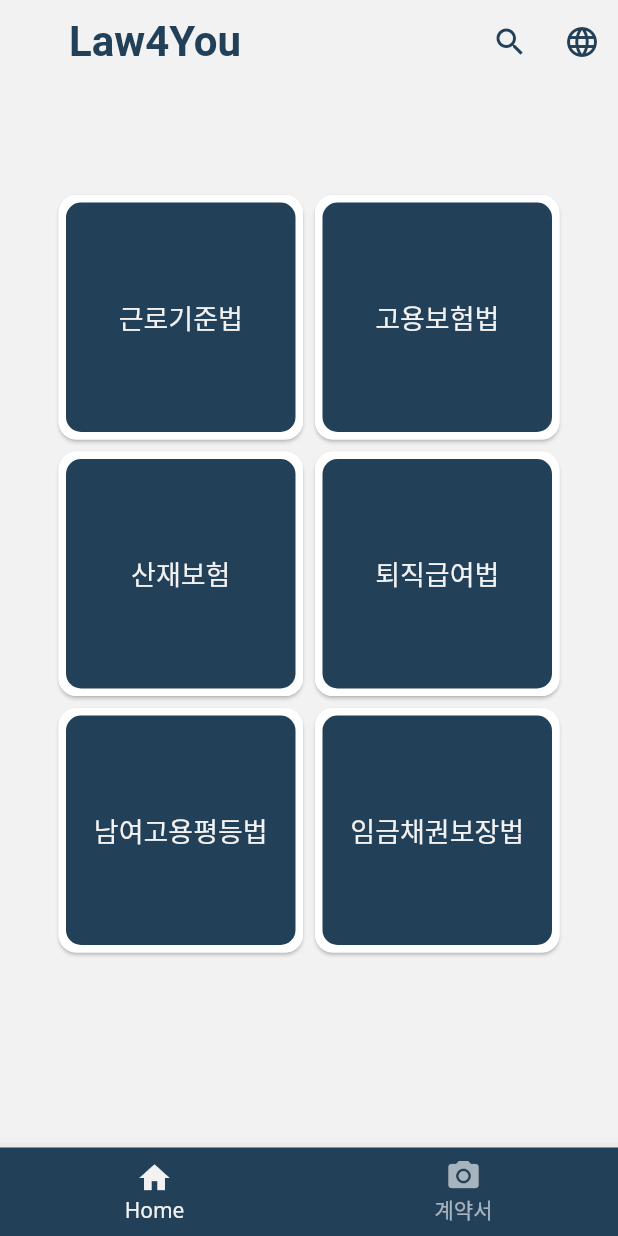
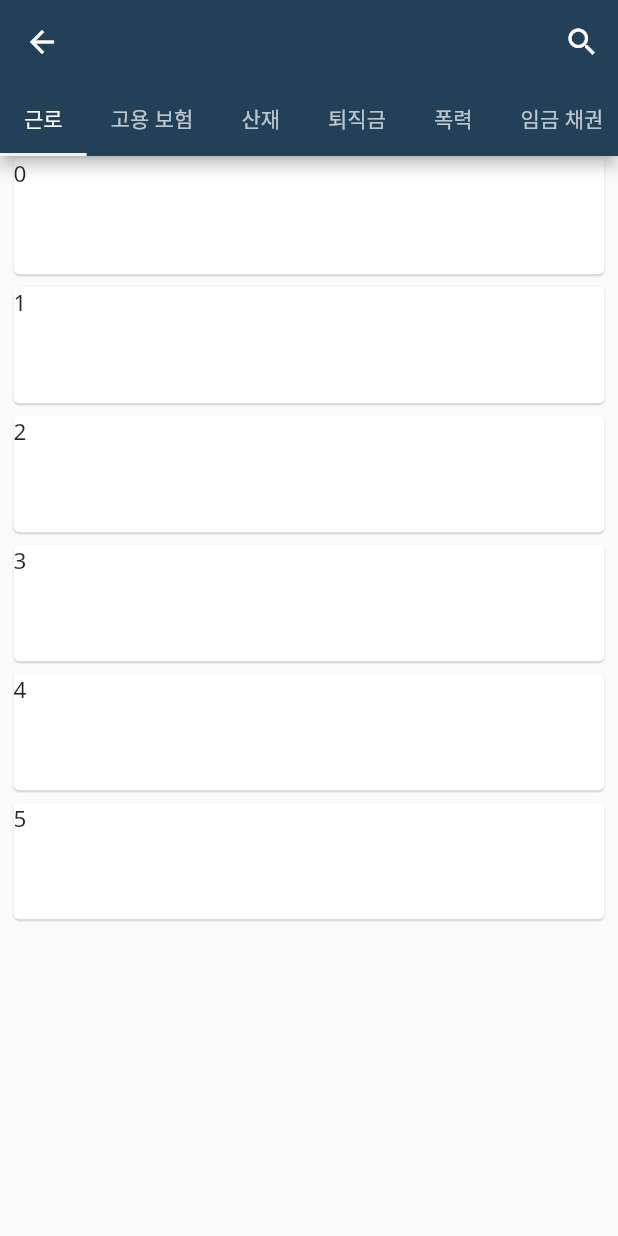
Before and after one commit to GDSC-SWU/2023-MigrantLaw-SolutionChallenge, a Flutter app: the screen it shows after launch, after a tap on "근로기준법", on a phone screen of 412 x 824 dp. Run offline on Flutter 3.47's test engine with Material 2 defaults, Android fonts, the phone set to English and light mode, and no system bars.

Commit message:
feat: 홈에서 세부 페이지로 네비게이션 완료 + 탭바 완성 + 어떤 리스트인지 디자인 완료 + 서치바 아이콘 생성함

```diff
--- /dev/null
+++ b/frontend/lib/home/screen/home_detail_page.dart
@@ -0,0 +1,90 @@
+import 'package:flutter/material.dart';
+import 'package:migrant_law_solutionchallenge/const/color.dart';
+
+const List<Tab> tabs = <Tab>[
+  Tab(text: '근로'),
+  Tab(text: '고용 보험'),
+  Tab(text: '산재'),
+  Tab(text: '퇴직금'),
+  Tab(text: '폭력'),
+  Tab(text: '임금 채권'),
+];
+
+class HomeDetailPage extends StatefulWidget {
+  const HomeDetailPage({Key? key}) : super(key: key);
+
+  @override
+  State<HomeDetailPage> createState() => _HomeDetailPageState();
+}
+
+class _HomeDetailPageState extends State<HomeDetailPage> {
+  @override
+  Widget build(BuildContext context) {
+    return DefaultTabController(
+      length: tabs.length,
+      child: Builder(builder: (BuildContext context) {
+        final TabController tabController = DefaultTabController.of(context);
+        tabController.addListener(() {
+          if (!tabController.indexIsChanging) {
+            // Your code goes here.
+            // To get index of current tab use tabController.index
+          }
+        });
+        return Scaffold(
+          appBar: AppBar(
+            centerTitle: true,
+            backgroundColor: PRIMARY_COLOR,
+            actions: [
+              IconButton(
+                onPressed: () {
+
+                },
+                icon: Icon(Icons.search),
+              )
+            ],
+            bottom: const TabBar(
+              indicatorColor: BODY_TEXT_COLOR,
+              isScrollable: true,
+              tabs: tabs,
+            ),
+          ),
+          body: TabBarView(
+            children: tabs.map((Tab tab) {
+              return Padding(
+                  padding: const EdgeInsets.symmetric(horizontal: 8.0),
+                  child: ListView.builder(
+                    itemCount: tabs.length,
+                    itemBuilder: (context, position) {
+                      return Padding(
+                        padding: const EdgeInsets.only(bottom: 6.0),
+                        child: InkWell(
+                          onTap: () {
+                            print(position);
+                          },
+                          child: Container(
+                            height: 80,
+                            decoration: BoxDecoration(
+                                borderRadius: BorderRadius.circular(15)),
+                            child: Card(
+                              margin: EdgeInsets.all(1),
+                              elevation: 0.5,
+                              child: Text(
+                                "$position",
+                                style: TextStyle(
+                                    fontFamily: "NotoSans",
+                                    fontSize: 15,
+                                    fontWeight: FontWeight.w400),
+                              ),
+                            ),
+                          ),
+                        ),
+                      );
+                    },
+                  ));
+            }).toList(),
+          ),
+        );
+      }),
+    );
+  }
+}
--- a/frontend/lib/home/screen/home_sceen.dart
+++ b/frontend/lib/home/screen/home_sceen.dart
@@ -1,4 +1,5 @@
 import 'package:flutter/material.dart';
+import 'package:migrant_law_solutionchallenge/home/screen/home_detail_page.dart';
 import '../../const/color.dart';
 
 class HomeScreen extends StatelessWidget {
@@ -60,7 +61,7 @@ class _Body extends StatelessWidget {
     '고용보험법',
     '산재보험',
     '퇴직급여법',
-    '남여고용평등법',
+    '남고용평등법',
     '임금채권보장법',
   ];
 
@@ -80,7 +81,10 @@ class _Body extends StatelessWidget {
             ),
             child: InkWell(
               onTap: () {
-                print(index);
+                Navigator.of(context).push(
+                    MaterialPageRoute(builder: (BuildContext context) {
+                  return HomeDetailPage();
+                }));
               },
               child: Container(
                 alignment: Alignment.center,
--- a/frontend/lib/home/screen/navigation_screen.dart
+++ b/frontend/lib/home/screen/navigation_screen.dart
@@ -46,7 +46,7 @@ class _NavigationScreenState extends State<NavigationScreen> {
       currentIndex: currentIndex,
       items: const [
         BottomNavigationBarItem(
-          label: "Home",
+          label: "홈",
           icon: Icon(Icons.home),
         ),
         BottomNavigationBarItem(
```
Also changed, not shown: 6 other files.
